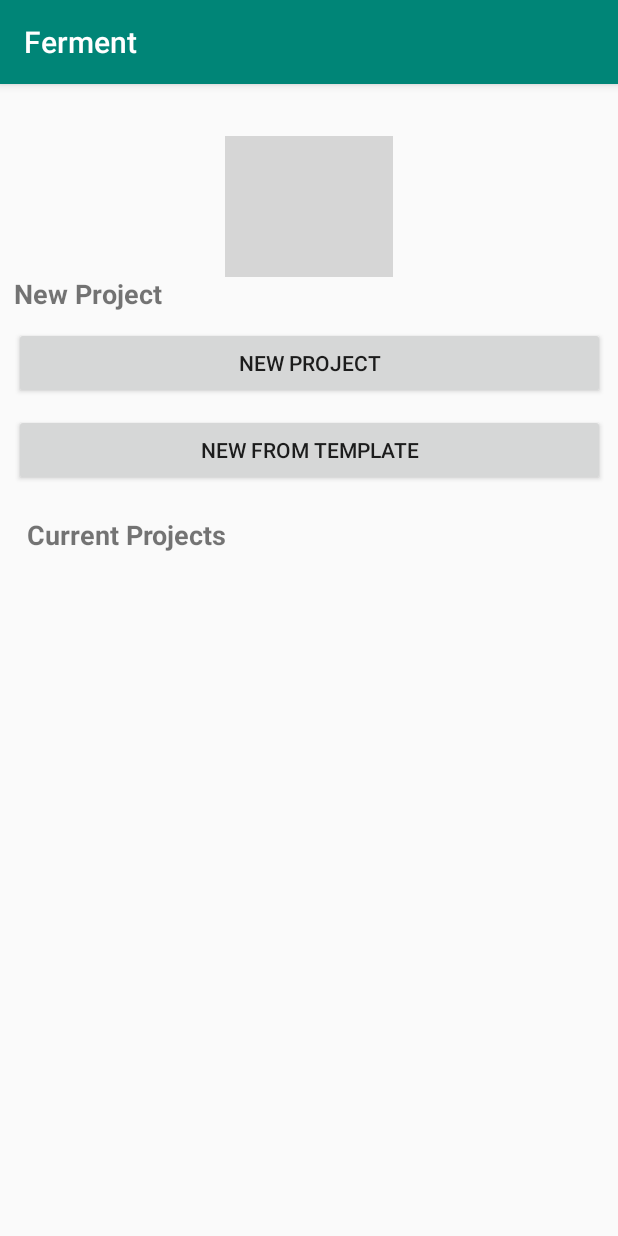
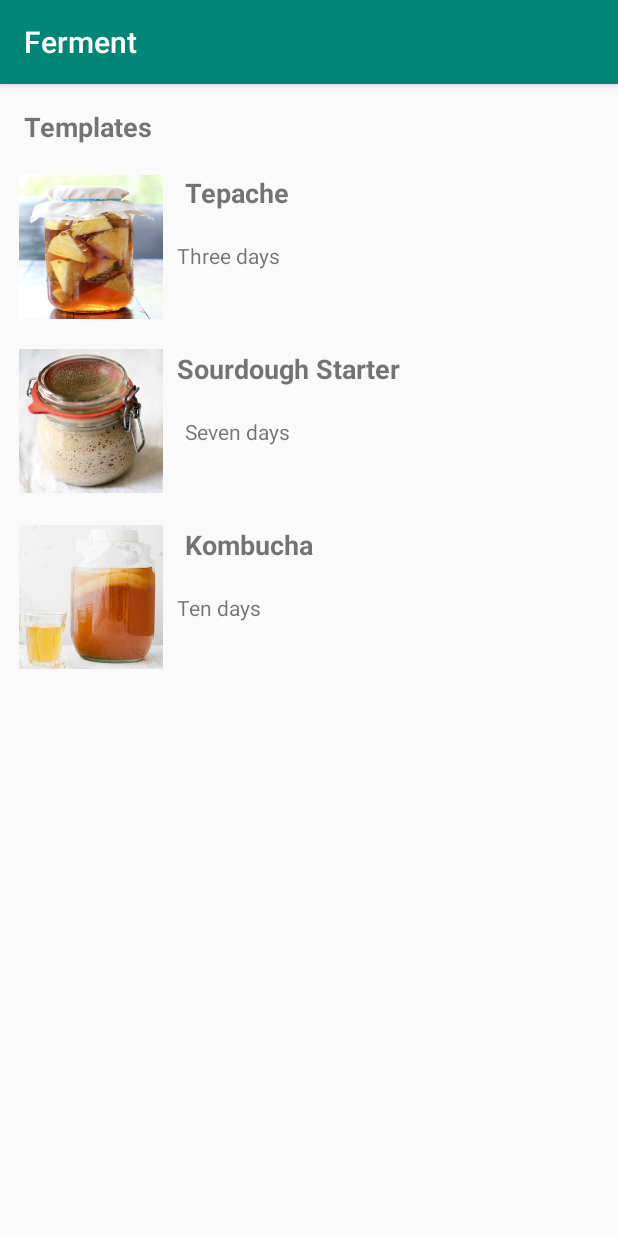
Before and after one commit to marksally/Ferment, an Android app: the screen it shows after launch (MainActivity before the commit, NewFromTemplate after it), after a tap on "NEW FROM TEMPLATE", on a phone screen of 412 x 824 dp. Run offline under Robolectric (Android 15) with nearby library versions, the phone set to English and light mode, and no system bars; grey boxes are pictures that could not be loaded.

Commit message:
Populated Spinner with vales Housekeeping Added Template pages

```diff
--- /dev/null
+++ b/app/src/main/java/ferment/marksally/ferment/NewFromTemplate.java
@@ -0,0 +1,31 @@
+package ferment.marksally.ferment;
+
+import android.content.Intent;
+import android.support.v7.app.AppCompatActivity;
+import android.os.Bundle;
+import android.view.View;
+import android.widget.Button;
+
+public class NewFromTemplate extends AppCompatActivity {
+
+    private Button btnTepache;
+    @Override
+    protected void onCreate(Bundle savedInstanceState) {
+        super.onCreate(savedInstanceState);
+        setContentView(R.layout.activity_new_from_template);
+
+        btnTepache = (Button) findViewById(R.id.btnTepache);
+        btnTepache.setOnClickListener(new View.OnClickListener() {
+            @Override
+            public void onClick(View view) {
+                openTepache();
+            }
+
+        });
+    }
+
+    public void openTepache(){
+        Intent intent = new Intent(this, Tepache.class);
+        startActivity(intent);
+    }
+}
--- /dev/null
+++ b/app/src/main/java/ferment/marksally/ferment/Tepache.java
@@ -0,0 +1,13 @@
+package ferment.marksally.ferment;
+
+import android.support.v7.app.AppCompatActivity;
+import android.os.Bundle;
+
+public class Tepache extends AppCompatActivity {
+
+    @Override
+    protected void onCreate(Bundle savedInstanceState) {
+        super.onCreate(savedInstanceState);
+        setContentView(R.layout.activity_tepache);
+    }
+}
--- /dev/null
+++ b/app/src/main/java/ferment/marksally/ferment/TestTemplate.java
@@ -0,0 +1,13 @@
+package ferment.marksally.ferment;
+
+import android.support.v7.app.AppCompatActivity;
+import android.os.Bundle;
+
+public class TestTemplate extends AppCompatActivity {
+
+    @Override
+    protected void onCreate(Bundle savedInstanceState) {
+        super.onCreate(savedInstanceState);
+        setContentView(R.layout.activity_test_template);
+    }
+}
--- a/app/src/main/res/layout/activity_main.xml
+++ b/app/src/main/res/layout/activity_main.xml
@@ -48,6 +48,7 @@
         android:layout_marginTop="10dp"
         android:layout_marginEnd="10dp"
         android:layout_marginRight="10dp"
+
         android:text="New Project"
         app:layout_constraintEnd_toEndOf="parent"
         app:layout_constraintStart_toStartOf="parent"
--- /dev/null
+++ b/app/src/main/res/layout/activity_new_from_template.xml
@@ -0,0 +1,159 @@
+<?xml version="1.0" encoding="utf-8"?>
+<android.support.constraint.ConstraintLayout xmlns:android="http://schemas.android.com/apk/res/android"
+    xmlns:app="http://schemas.android.com/apk/res-auto"
+    xmlns:tools="http://schemas.android.com/tools"
+    android:layout_width="match_parent"
+    android:layout_height="match_parent"
+    tools:context=".NewFromTemplate">
+
+    <TextView
+        android:id="@+id/tvSevenDays"
+        android:layout_width="260dp"
+        android:layout_height="51dp"
+        android:layout_marginStart="7dp"
+        android:layout_marginLeft="7dp"
+        android:layout_marginTop="7dp"
+        android:layout_marginEnd="32dp"
+        android:layout_marginRight="32dp"
+        android:text="@string/seven_days"
+        app:layout_constraintEnd_toEndOf="parent"
+        app:layout_constraintStart_toEndOf="@+id/btnStarter"
+        app:layout_constraintTop_toBottomOf="@+id/tvStarter" />
+
+    <TextView
+        android:id="@+id/tvStarter"
+        android:layout_width="260dp"
+        android:layout_height="37dp"
+        android:layout_marginStart="7dp"
+        android:layout_marginLeft="7dp"
+        android:layout_marginTop="21dp"
+        android:layout_marginEnd="32dp"
+        android:layout_marginRight="32dp"
+        android:layout_marginBottom="8dp"
+        android:text="@string/starter"
+        android:textSize="18sp"
+        android:textStyle="bold"
+        app:layout_constraintBottom_toTopOf="@+id/tvSevenDays"
+        app:layout_constraintEnd_toEndOf="parent"
+        app:layout_constraintStart_toEndOf="@+id/btnStarter"
+        app:layout_constraintTop_toBottomOf="@+id/tvThreeDays" />
+
+    <TextView
+        android:id="@+id/tvTemplates"
+        android:layout_width="wrap_content"
+        android:layout_height="wrap_content"
+        android:layout_marginStart="16dp"
+        android:layout_marginLeft="16dp"
+        android:layout_marginTop="16dp"
+        android:text="@string/templates"
+        android:textSize="18sp"
+        android:textStyle="bold"
+        app:layout_constraintStart_toStartOf="parent"
+        app:layout_constraintTop_toTopOf="parent" />
+
+    <TextView
+        android:id="@+id/tvTepache"
+        android:layout_width="260dp"
+        android:layout_height="37dp"
+        android:layout_marginStart="7dp"
+        android:layout_marginLeft="7dp"
+        android:layout_marginTop="60dp"
+        android:layout_marginEnd="32dp"
+        android:layout_marginRight="32dp"
+        android:text="@string/tepache"
+        android:textSize="18sp"
+        android:textStyle="bold"
+        app:layout_constraintEnd_toEndOf="parent"
+        app:layout_constraintStart_toEndOf="@+id/btnTepache"
+        app:layout_constraintTop_toTopOf="parent" />
+
+    <TextView
+        android:id="@+id/tvThreeDays"
+        android:layout_width="260dp"
+        android:layout_height="51dp"
+        android:layout_marginStart="7dp"
+        android:layout_marginLeft="7dp"
+        android:layout_marginTop="7dp"
+        android:layout_marginEnd="32dp"
+        android:layout_marginRight="32dp"
+        android:text="@string/three_days"
+        app:layout_constraintEnd_toEndOf="parent"
+        app:layout_constraintStart_toEndOf="@+id/btnTepache"
+        app:layout_constraintTop_toBottomOf="@+id/tvTepache" />
+
+    <Button
+        android:id="@+id/btnTepache"
+        android:layout_width="96dp"
+        android:layout_height="96dp"
+        android:layout_marginStart="16dp"
+        android:layout_marginLeft="16dp"
+        android:layout_marginTop="20dp"
+        android:layout_marginEnd="7dp"
+        android:layout_marginRight="7dp"
+        android:layout_marginBottom="20dp"
+        android:background="@drawable/tepache"
+        app:layout_constraintBottom_toTopOf="@+id/btnStarter"
+        app:layout_constraintEnd_toStartOf="@+id/tvTepache"
+        app:layout_constraintStart_toStartOf="parent"
+        app:layout_constraintTop_toBottomOf="@+id/tvTemplates" />
+
+    <Button
+        android:id="@+id/btnStarter"
+        android:layout_width="96dp"
+        android:layout_height="96dp"
+        android:layout_marginStart="16dp"
+        android:layout_marginLeft="16dp"
+        android:layout_marginTop="20dp"
+        android:layout_marginEnd="7dp"
+        android:layout_marginRight="7dp"
+        android:background="@drawable/starter"
+        app:layout_constraintEnd_toStartOf="@+id/tvSevenDays"
+        app:layout_constraintStart_toStartOf="parent"
+        app:layout_constraintTop_toBottomOf="@+id/btnTepache" />
+
+    <Button
+        android:id="@+id/button3"
+        android:layout_width="96dp"
+        android:layout_height="96dp"
+        android:layout_marginStart="16dp"
+        android:layout_marginLeft="16dp"
+        android:layout_marginTop="21dp"
+        android:layout_marginEnd="7dp"
+        android:layout_marginRight="7dp"
+        android:background="@drawable/kombucha"
+        app:layout_constraintEnd_toStartOf="@+id/tvKombucha"
+        app:layout_constraintStart_toStartOf="parent"
+        app:layout_constraintTop_toBottomOf="@+id/btnStarter" />
+
+    <TextView
+        android:id="@+id/tvKombucha"
+        android:layout_width="260dp"
+        android:layout_height="37dp"
+        android:layout_marginStart="7dp"
+        android:layout_marginLeft="7dp"
+        android:layout_marginTop="21dp"
+        android:layout_marginEnd="32dp"
+        android:layout_marginRight="32dp"
+        android:layout_marginBottom="7dp"
+        android:text="@string/kombucha"
+        android:textSize="18sp"
+        android:textStyle="bold"
+        app:layout_constraintBottom_toTopOf="@+id/tvTenDays"
+        app:layout_constraintEnd_toEndOf="parent"
+        app:layout_constraintStart_toEndOf="@+id/button3"
+        app:layout_constraintTop_toBottomOf="@+id/tvSevenDays" />
+
+    <TextView
+        android:id="@+id/tvTenDays"
+        android:layout_width="260dp"
+        android:layout_height="51dp"
+        android:layout_marginStart="7dp"
+        android:layout_marginLeft="7dp"
+        android:layout_marginTop="7dp"
+        android:layout_marginEnd="32dp"
+        android:layout_marginRight="32dp"
+        android:text="@string/ten_days"
+        app:layout_constraintEnd_toEndOf="parent"
+        app:layout_constraintStart_toEndOf="@+id/button3"
+        app:layout_constraintTop_toBottomOf="@+id/tvKombucha" />
+</android.support.constraint.ConstraintLayout>
--- /dev/null
+++ b/app/src/main/res/layout/activity_tepache.xml
@@ -0,0 +1,7 @@
+<?xml version="1.0" encoding="utf-8"?>
+<android.support.constraint.ConstraintLayout xmlns:android="http://schemas.android.com/apk/res/android"
+    xmlns:app="http://schemas.android.com/apk/res-auto"
+    xmlns:tools="http://schemas.android.com/tools"
+    android:layout_width="match_parent"
+    android:layout_height="match_parent"
+    tools:context=".Tepache"/>
--- /dev/null
+++ b/app/src/main/res/layout/activity_test_template.xml
@@ -0,0 +1,15 @@
+<?xml version="1.0" encoding="utf-8"?>
+<RelativeLayout xmlns:android="http://schemas.android.com/apk/res/android"
+    xmlns:tools="http://schemas.android.com/tools"
+    android:layout_width="match_parent"
+    android:layout_height="match_parent"
+    tools:context=".TestTemplate">
+
+    <TextView
+        android:id="@+id/textView"
+        android:layout_width="wrap_content"
+        android:layout_height="wrap_content"
+        android:text="@string/templates"
+        android:textSize="18sp"
+        android:textStyle="bold" />
+</RelativeLayout>
--- /dev/null
+++ b/app/src/main/res/menu/menu_scrolling.xml
@@ -0,0 +1,10 @@
+<menu xmlns:android="http://schemas.android.com/apk/res/android"
+    xmlns:app="http://schemas.android.com/apk/res-auto"
+    xmlns:tools="http://schemas.android.com/tools"
+    tools:context="ferment.marksally.ferment.ScrollingActivity">
+    <item
+        android:id="@+id/action_settings"
+        android:orderInCategory="100"
+        android:title="@string/action_settings"
+        app:showAsAction="never" />
+</menu>
--- /dev/null
+++ b/app/src/main/res/values/dimens.xml
@@ -0,0 +1,5 @@
+<resources>
+    <dimen name="app_bar_height">180dp</dimen>
+    <dimen name="fab_margin">16dp</dimen>
+    <dimen name="text_margin">16dp</dimen>
+</resources>
```
Also changed, not shown: app/src/main/res/drawable-v24/kombucha.png (added), app/src/main/res/drawable-v24/starter.png (added), app/src/main/res/drawable/tepache.png (added).
